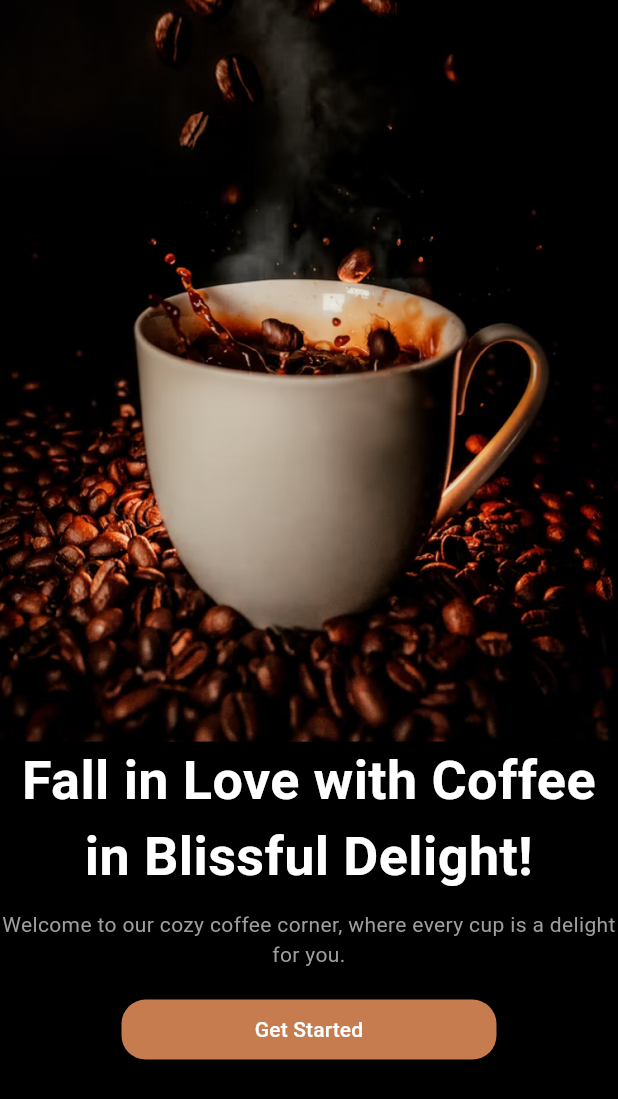
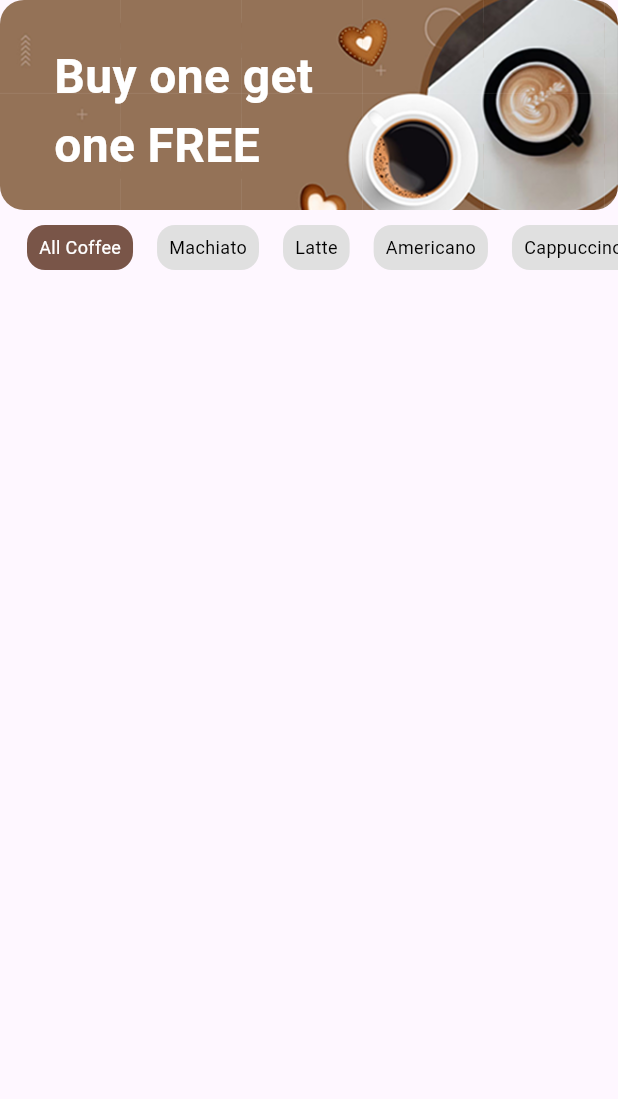
Before and after one commit to honeyman22/StartApp, a Flutter app: the CoffeeshopGettingStarted screen opened by its route, after a tap on "Get Started", on a phone screen of 412 x 824 dp. Shown: the top 1099 px of the screen. Run offline on Flutter 3.47's test engine with Material 3 defaults, Android fonts, the phone set to English and light mode, and no system bars.

Commit message:
feat: category added

```diff
--- a/lib/features/coffeeshop/presentation/gettingstarted/mainhome.dart
+++ b/lib/features/coffeeshop/presentation/gettingstarted/mainhome.dart
@@ -66,7 +66,7 @@ class CoffeeshopGettingStarted extends StatelessWidget {
                     CustomButton(
                       text: "Get Started",
                       onPressed: () =>
-                          Navigator.pushNamed(context, '/coffehome'),
+                          Navigator.pushNamed(context, '/coffee/home'),
                       backgroundColor: const Color(0xFFC67C4E),
                       textColor: Colors.white,
                       width: 250,
--- /dev/null
+++ b/lib/features/coffeeshop/presentation/home/banner.dart
@@ -0,0 +1,56 @@
+import 'package:flutter/material.dart';
+
+class HomeBanner extends StatelessWidget {
+  const HomeBanner({super.key});
+
+  @override
+  Widget build(BuildContext context) {
+    return SizedBox(
+      height: 140,
+      width: double.infinity,
+      child: Stack(
+        children: [
+          /// Background Image
+          Positioned.fill(
+            child: ClipRRect(
+              borderRadius: BorderRadius.circular(16), // Set border radius
+              child: Image.asset(
+                'assets/images/coffeebannerhome.png',
+                fit: BoxFit.cover, // Ensure full coverage
+              ),
+            ),
+          ),
+
+          /// Text Overlay
+          Positioned(
+            top: 20,
+            left: 20, // Adjusted for better spacing
+            child: Padding(
+                padding:
+                    const EdgeInsets.symmetric(horizontal: 16, vertical: 8),
+                child: Column(
+                  children: [
+                    SizedBox(
+                      width: 220, // Give it a max width
+                      child: Text(
+                        'Buy one get one FREE',
+                        textAlign: TextAlign.left,
+                        maxLines: 2,
+                        overflow:
+                            TextOverflow.visible, // Ensures text is wrapped
+                        softWrap: true, // Allows wrapping
+                        style: const TextStyle(
+                          fontSize: 32, // Reduced slightly to fit better
+                          fontWeight: FontWeight.w600,
+                          color: Colors.white,
+                        ),
+                      ),
+                    ),
+                  ],
+                )),
+          ),
+        ],
+      ),
+    );
+  }
+}
--- /dev/null
+++ b/lib/features/coffeeshop/presentation/home/categorylist.dart
@@ -0,0 +1,64 @@
+import 'package:flutter/material.dart';
+
+class CategoryList extends StatefulWidget {
+  const CategoryList({super.key});
+
+  @override
+  _CategoryListState createState() => _CategoryListState();
+}
+
+class _CategoryListState extends State<CategoryList> {
+  final List<String> categoryArray = [
+    "All Coffee",
+    "Machiato",
+    "Latte",
+    "Americano",
+    "Cappuccino",
+    "Cafe Latte"
+  ];
+
+  int activeIndex = 0; // Track active category
+  int hoveredIndex = -1; // Track hovered category
+
+  @override
+  Widget build(BuildContext context) {
+    return SizedBox(
+      height: 50, // Set the height of the category list
+      child: ListView.builder(
+        scrollDirection: Axis.horizontal,
+        itemCount: categoryArray.length,
+        padding: const EdgeInsets.all(10),
+        itemBuilder: (context, index) => Padding(
+          padding: const EdgeInsets.symmetric(horizontal: 8),
+          child: MouseRegion(
+            onEnter: (_) => setState(() => hoveredIndex = index),
+            onExit: (_) => setState(() => hoveredIndex = -1),
+            child: GestureDetector(
+              onTap: () => setState(() => activeIndex = index),
+              child: Container(
+                padding: const EdgeInsets.symmetric(horizontal: 8),
+                decoration: BoxDecoration(
+                  color: activeIndex == index
+                      ? Colors.brown // Active state color
+                      : (hoveredIndex == index
+                          ? Colors.brown.shade300 // Hover state color
+                          : Colors.grey.shade300), // Default color
+                  borderRadius: BorderRadius.circular(12),
+                ),
+                child: Center(
+                  child: Text(
+                    categoryArray[index],
+                    style: TextStyle(
+                      color: activeIndex == index ? Colors.white : Colors.black,
+                      fontSize: 12,
+                    ),
+                  ),
+                ),
+              ),
+            ),
+          ),
+        ),
+      ),
+    );
+  }
+}
--- /dev/null
+++ b/lib/features/coffeeshop/presentation/home/index.dart
@@ -0,0 +1,16 @@
+import 'package:flutter/material.dart';
+import 'package:tutatrials/features/coffeeshop/presentation/home/banner.dart';
+import 'package:tutatrials/features/coffeeshop/presentation/home/categorylist.dart';
+
+class CoffeeMainHome extends StatelessWidget {
+  const CoffeeMainHome({super.key});
+
+  @override
+  Widget build(BuildContext context) {
+    return Scaffold(
+        body: Center(
+            child: Column(
+      children: [HomeBanner(), CategoryList()],
+    )));
+  }
+}
--- a/lib/main.dart
+++ b/lib/main.dart
@@ -1,5 +1,6 @@
 import 'package:flutter/material.dart';
 import 'package:tutatrials/features/coffeeshop/presentation/gettingstarted/mainhome.dart';
+import 'package:tutatrials/features/coffeeshop/presentation/home/index.dart';
 import 'package:tutatrials/features/home/presentation/getstarted.dart';
 import 'package:tutatrials/features/home/home.dart';
 
@@ -18,6 +19,7 @@ class MyApp extends StatelessWidget {
         '/': (context) => GetStartedPage(),
         '/home': (context) => HomePage(),
         "/coffeehome": (context) => CoffeeshopGettingStarted(),
+        "/coffee/home": (context) => CoffeeMainHome()
       },
     );
   }
```
Also changed, not shown: assets/images/coffeebannerhome.png (added).
